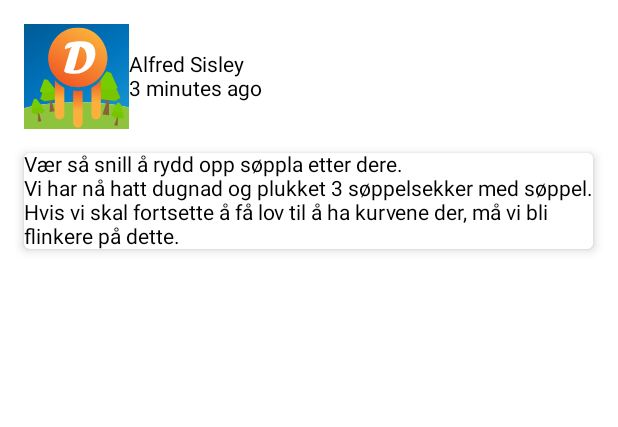
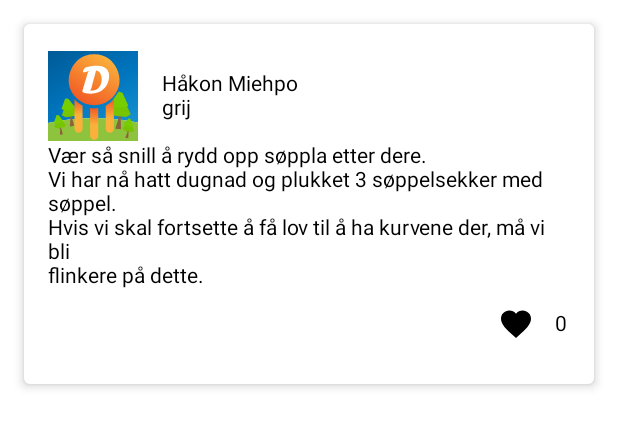
Before and after one commit to MortyN/MOB3000_FrisbeeGolf, an Android app built with Jetpack Compose: the @Preview function PostFeedListItemPreview, on a phone screen of 412 x 824 dp. Shown: the top 427 px of the screen. Run offline under Robolectric (Android 15) with nearby library versions, the phone set to English and light mode, and no system bars; network calls fail; pictures from the network do not load.

Commit message:
Added like button

```diff
--- a/app/src/main/java/no/usn/mob3000_disky/api/APIConstants.kt
+++ b/app/src/main/java/no/usn/mob3000_disky/api/APIConstants.kt
@@ -5,6 +5,6 @@ class APIConstants {
         val APIPOSTPREFIX = "/api/v1/post/"
         val APIUSERPREFIX = "/api/v1/user/"
         val APIPORT = ":8080"
-        val APIHOST = "http://192.168.50.240"
+        val APIHOST = "http://192.168.86.178"
     }
 }
--- a/app/src/main/java/no/usn/mob3000_disky/endpoints/PostAPIService.kt
+++ b/app/src/main/java/no/usn/mob3000_disky/endpoints/PostAPIService.kt
@@ -1,7 +1,7 @@
 package no.usn.mob3000_disky.endpoints
 
 import no.usn.mob3000_disky.api.APIConstants
-import no.usn.mob3000_disky.api.filter.PostFilterByUser
+import no.usn.mob3000_disky.model.Interaction
 import no.usn.mob3000_disky.model.Post
 import no.usn.mob3000_disky.model.User
 import okhttp3.ResponseBody
@@ -22,4 +22,7 @@ interface PostAPIService {
     @POST("delete")
     suspend fun deleteFeedPost(@Body postId: Long): ResponseBody
 
+    @POST("interact")
+    suspend fun interactPost(@Body interaction: Interaction): Interaction
+
 }
--- a/app/src/main/java/no/usn/mob3000_disky/model/User.kt
+++ b/app/src/main/java/no/usn/mob3000_disky/model/User.kt
@@ -12,7 +12,7 @@ class User(
     val password: String,
     val imgKey: String?,
     var getFromConnections: Boolean?,
-    val userLinks: MutableList<UserLink>?){
+    val userLinks: List<UserLink>?){
 
     constructor (userId: Long) : this(userId, "", "", "", "", "", "", null, null) {
         this.userId = userId
--- a/app/src/main/java/no/usn/mob3000_disky/repository/myprofile/PostImplementation.kt
+++ b/app/src/main/java/no/usn/mob3000_disky/repository/myprofile/PostImplementation.kt
@@ -1,6 +1,7 @@
 package no.usn.mob3000_disky.repository.myprofile
 
 import no.usn.mob3000_disky.endpoints.PostAPIService
+import no.usn.mob3000_disky.model.Interaction
 import no.usn.mob3000_disky.model.Post
 import no.usn.mob3000_disky.model.User
 import okhttp3.ResponseBody
@@ -22,4 +23,8 @@ class PostImplementation
         return postAPI.deleteFeedPost(postId = postid)
     }
 
+    override suspend fun interactPost(interaction: Interaction): Interaction{
+        return postAPI.interactPost(interaction = interaction)
+    }
+
 }
--- a/app/src/main/java/no/usn/mob3000_disky/repository/myprofile/PostRepository.kt
+++ b/app/src/main/java/no/usn/mob3000_disky/repository/myprofile/PostRepository.kt
@@ -1,5 +1,6 @@
 package no.usn.mob3000_disky.repository.myprofile
 
+import no.usn.mob3000_disky.model.Interaction
 import no.usn.mob3000_disky.model.Post
 import no.usn.mob3000_disky.model.User
 import okhttp3.ResponseBody
@@ -12,4 +13,8 @@ interface PostRepository {
 
     suspend fun deletePost(postid: Long): ResponseBody
 
+    suspend fun interactPost(interaction: Interaction): Interaction
+
+
+
 }
--- a/app/src/main/java/no/usn/mob3000_disky/ui/screens/feed/Feed.kt
+++ b/app/src/main/java/no/usn/mob3000_disky/ui/screens/feed/Feed.kt
@@ -1,7 +1,6 @@
 package no.usn.mob3000_disky.ui.screens.feed
 
 import androidx.compose.foundation.Image
-import androidx.compose.foundation.background
 import androidx.compose.foundation.clickable
 import androidx.compose.foundation.layout.*
 import androidx.compose.foundation.lazy.LazyColumn
@@ -9,40 +8,29 @@ import androidx.compose.foundation.lazy.items
 import androidx.compose.foundation.shape.RoundedCornerShape
 import androidx.compose.material.*
 import androidx.compose.material.icons.Icons
-import androidx.compose.material.icons.filled.Edit
-import androidx.compose.material.icons.filled.Send
+import androidx.compose.material.icons.filled.Favorite
+import androidx.compose.material.icons.filled.FavoriteBorder
+import androidx.compose.material.icons.outlined.Favorite
 import androidx.compose.runtime.Composable
 import androidx.compose.runtime.mutableStateOf
 import androidx.compose.runtime.remember
 import androidx.compose.ui.Alignment
 import androidx.compose.ui.Modifier
 import androidx.compose.ui.graphics.Color
-import androidx.compose.ui.res.colorResource
 import androidx.compose.ui.res.painterResource
-import androidx.compose.ui.text.font.FontWeight
 import androidx.compose.ui.text.input.TextFieldValue
 import androidx.compose.ui.text.style.TextAlign
 import androidx.compose.ui.tooling.preview.Preview
 import androidx.compose.ui.unit.dp
-import androidx.compose.ui.unit.sp
 import coil.compose.rememberImagePainter
 import coil.size.Scale
 import coil.transform.CircleCropTransformation
 import no.usn.mob3000_disky.R
 import no.usn.mob3000_disky.api.APIUtils
+import no.usn.mob3000_disky.model.Interaction
 import no.usn.mob3000_disky.model.Post
 import no.usn.mob3000_disky.model.User
-import no.usn.mob3000_disky.ui.screens.myprofile.MyProfileViewModel
-import no.usn.mob3000_disky.ui.screens.myprofile.PostListItem
 import no.usn.mob3000_disky.ui.theme.HeaderBlue
-
-@Preview(showBackground = true)
-@Composable
-fun FeedPreview() {
-    Column() {
-        Text(text = "hei")
-    }
-}
 
 @Composable
 fun Feed(loggedInUser: User, mainViewModel: FeedViewModel) {
@@ -67,7 +55,7 @@ fun Feed(loggedInUser: User, mainViewModel: FeedViewModel) {
             modifier = Modifier.fillMaxWidth()
         ) {
             items(results) { p ->
-                PostFeedListItem(post = p, 0, 0){i -> print("CLICKED: $i")}
+                PostFeedListItem(post = p, 0, 0, {i -> print("CLICKED: $i")}, mainViewModel, loggedInUser)
             }
 
         }
@@ -85,7 +73,7 @@ fun PostFeedListItemPreview(){
         lastName = "Miehpo",
         phoneNumber = "+4741527570",
         password = "***********",
-        imgKey = "763c6pojd20mgm54m4j4fctkkp",
+        imgKey = null,
         userLinks = null,
         getFromConnections = true,
     )
@@ -102,21 +90,27 @@ fun PostFeedListItemPreview(){
         postedTs = "grij",
         scoreCard = null,
         type = 2,
-        updatedTs = "rgrg"
-
+        updatedTs = "rgrg",
+        interactions = ArrayList<Interaction>()
     )
 
-    PostFeedListItem(post, 0, 0, onClick = { print("hei")})
+    PostFeedListItem(post, 0, 0, onClick = { print("hei")}, null, loggedInUser)
 }
 
 @Composable
-fun PostFeedListItem(post: Post, index: Int, selectedIndex: Int,
-                 onClick: (Int) -> Unit
+fun PostFeedListItem(
+    post: Post, index: Int, selectedIndex: Int,
+    onClick: (Int) -> Unit,
+    mainViewModel: FeedViewModel?,
+    loggedInUser: User
 ) {
     val backgroundColor =
         if (index == selectedIndex) MaterialTheme.colors.background else MaterialTheme.colors.background
 
     val padding = 16.dp
+    Card(elevation = 4.dp,
+        modifier = Modifier
+         .padding(16.dp, 16.dp) ){
         Column(
             Modifier
                 .clickable(onClick = { print("HEI") })
@@ -125,15 +119,60 @@ fun PostFeedListItem(post: Post, index: Int, selectedIndex: Int,
         ) {
             Row(verticalAlignment = Alignment.CenterVertically) {
                 //add default image
-            Image(painterResource(id = R.drawable.logo), contentDescription = "hei", modifier = Modifier.requiredSize(70.dp))
-            Column {
-                Text("Alfred Sisley")
-                Text("3 minutes ago")
+                Box() {
+                    Image(
+                        painter = if (post.user.imgKey != null) {
+                            rememberImagePainter(APIUtils.s3LinkParser(post.user.imgKey),
+                                builder = {
+                                    scale(Scale.FILL)
+                                    transformations(CircleCropTransformation())
+                                })
+                        } else{
+                            painterResource(R.drawable.logo)
+                        },
+                        contentDescription = post.message,
+                        modifier = Modifier
+                            .size(60.dp),
+                    )
+                }
+
+                Column(Modifier.padding(padding)) {
+                    Text(post.user.firstName + " " + post.user.lastName)
+                    Text(post.postedTs)
                 }
             }
-        Spacer(Modifier.size(padding))
-        Card(elevation = 4.dp) {
+            Column() {
                 Text(text = post.message)
+            }
+            Column(horizontalAlignment = Alignment.End, modifier = Modifier.fillMaxWidth()){
+                Row(verticalAlignment = Alignment.CenterVertically){
+                    IconButton(onClick = {
+                        mainViewModel?.interactPost(Interaction(
+                        post = post,
+                        user = loggedInUser,
+                        type = 1
+                    ))
+                    print(post)
+                    }) {
+                        if(post.interactions.find { interaction ->  interaction.user.userId == loggedInUser.userId} != null) {
+                            Icon(
+                                Icons.Filled.Favorite,
+                                contentDescription = "Like",
+                                tint = Color.Black
+                            )
+                        }
+                        else{
+                            Icon(
+                                Icons.Outlined.Favorite,
+                                contentDescription = "Like",
+                                tint = Color.Black
+                            )
+                        }
+                    }
+                    Text(text = post.interactions.size.toString(), Modifier.padding(2.dp))
                 }
             }
         }
+    }
+
+}
--- a/app/src/main/java/no/usn/mob3000_disky/ui/screens/myprofile/MyProfile.kt
+++ b/app/src/main/java/no/usn/mob3000_disky/ui/screens/myprofile/MyProfile.kt
@@ -29,6 +29,7 @@ import coil.compose.rememberImagePainter
 import coil.transform.CircleCropTransformation
 import dagger.hilt.android.AndroidEntryPoint
 import no.usn.mob3000_disky.api.APIUtils
+import no.usn.mob3000_disky.model.Interaction
 import no.usn.mob3000_disky.model.Post
 import no.usn.mob3000_disky.model.User
 
@@ -121,7 +122,8 @@ Log.d(TAG, "MYPROFILE: $results !!!!!")
                             1,
                             null,
                             "",
-                            ""
+                            "",
+                            ArrayList<Interaction>()
                         )
                     )
                 }, modifier = Modifier
```
Also changed, not shown: app/src/main/java/no/usn/mob3000_disky/model/Post.kt (+7 -1 lines), app/src/main/java/no/usn/mob3000_disky/ui/Utils.kt (added, +51 -0 lines), app/src/main/java/no/usn/mob3000_disky/ui/screens/feed/FeedViewModel.kt (+34 -1 lines), app/src/main/java/no/usn/mob3000_disky/ui/screens/myprofile/MyProfileViewModel.kt (+9 -17 lines), 1 other file. Lines whose indentation alone changed are shown as unchanged.
